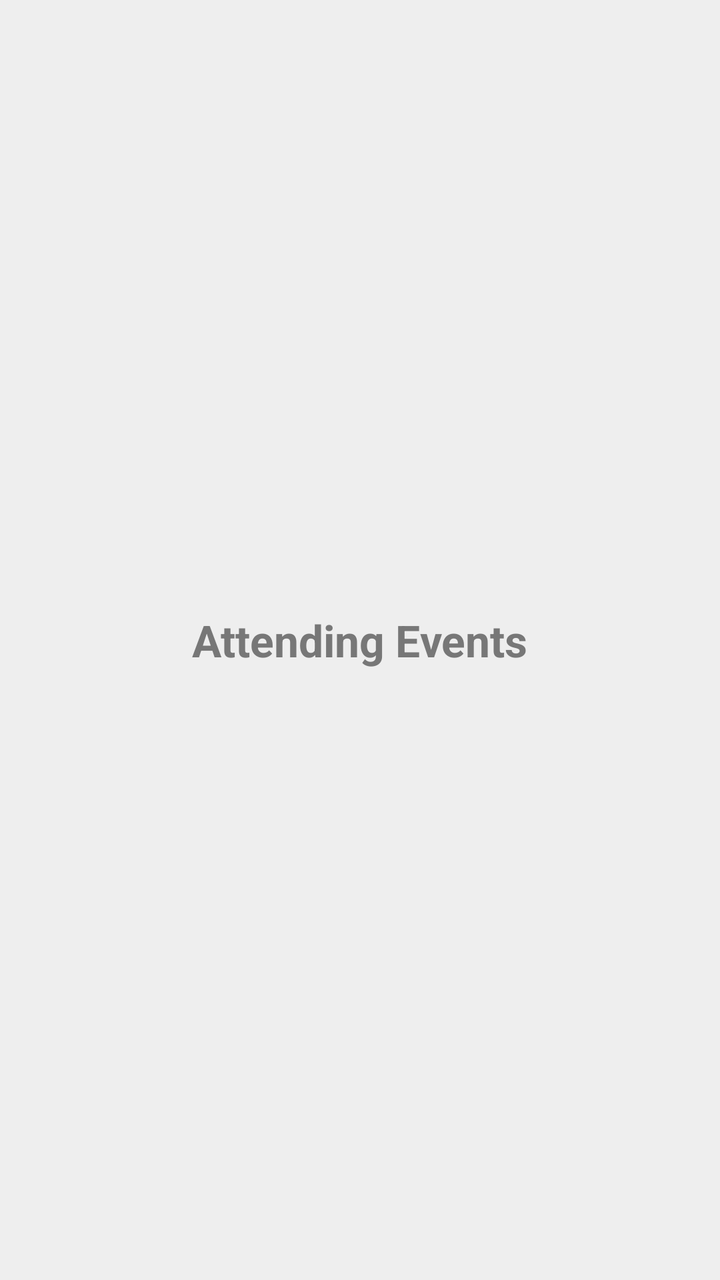
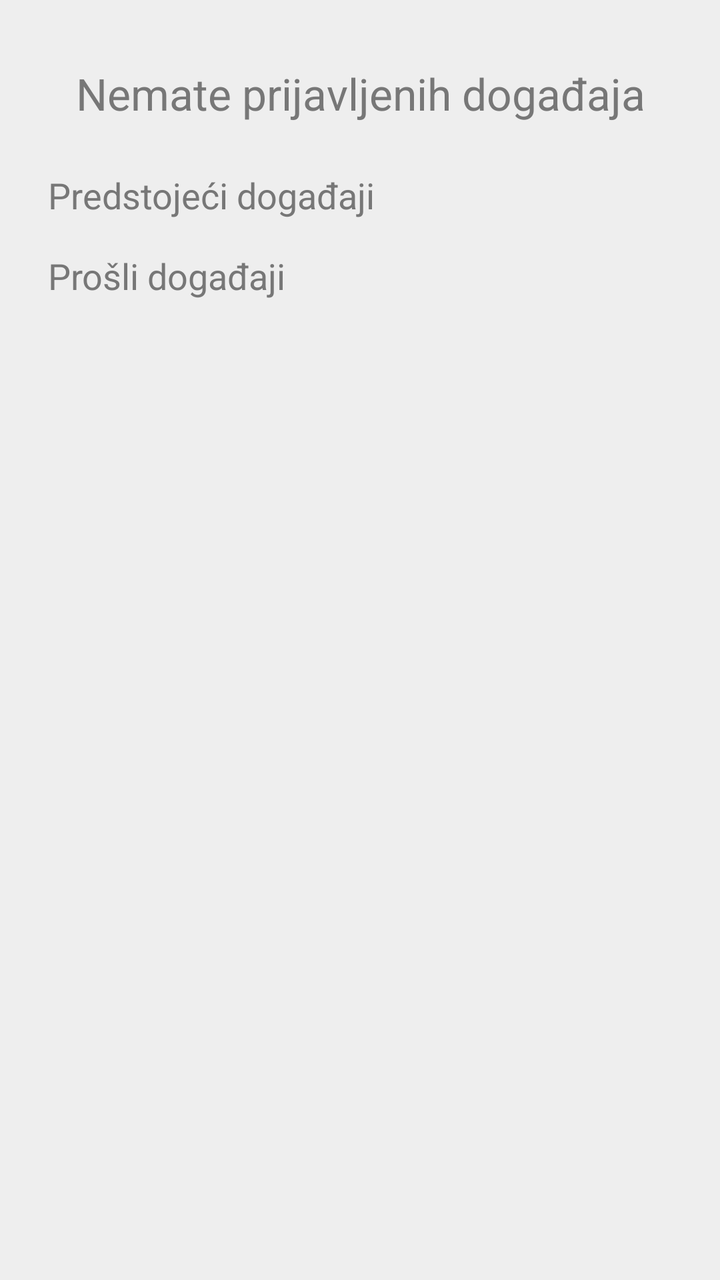

An Android layout rendered at two revisions. The XML below is the earlier revision; the diff shows what the commit changed to produce the second picture.
<!-- AndroidManifest.xml: application theme Theme.EventsApp -->
<!-- res/layout/activity_attending_events.xml -->
<?xml version="1.0" encoding="utf-8"?>
<LinearLayout xmlns:android="http://schemas.android.com/apk/res/android"
    android:layout_width="match_parent"
    android:layout_height="match_parent"
    android:orientation="vertical"
    android:background="@color/light_gray"
    android:gravity="center">

    <TextView
        android:layout_width="wrap_content"
        android:layout_height="wrap_content"
        android:text="@string/attending_events"
        android:textColor="@color/gray_text"
        android:textSize="22sp"
        android:textStyle="bold" />

</LinearLayout>
<!-- resources referenced by this layout -->
<resources>
  <color name="gray_text">#777777</color>
  <color name="light_gray">#EEEEEE</color>
  <string name="attending_events">Attending Events</string>
  <style name="Theme.EventsApp" parent="Theme.AppCompat.Light.DarkActionBar">
          
          <item name="colorPrimary">@color/purple_500</item>
          <item name="colorPrimaryDark">@color/purple_700</item>
          <item name="colorAccent">@color/teal_200</item>
          
      </style>
  <color name="purple_500">#FF6200EE</color>
  <color name="purple_700">#FF3700B3</color>
  <color name="teal_200">#FF03DAC5</color>
</resources>

<!-- the commit's change to res/layout/activity_attending_events.xml (unified diff, before → after) -->
@@ -1,17 +1,58 @@
 <?xml version="1.0" encoding="utf-8"?>
-<LinearLayout xmlns:android="http://schemas.android.com/apk/res/android"
+<ScrollView
+    xmlns:android="http://schemas.android.com/apk/res/android"
     android:layout_width="match_parent"
     android:layout_height="match_parent"
-    android:orientation="vertical"
     android:background="@color/light_gray"
-    android:gravity="center">
+    android:fillViewport="true">
 
-    <TextView
-        android:layout_width="wrap_content"
+    <LinearLayout
+        android:id="@+id/attendingRootLayout"
+        android:layout_width="match_parent"
         android:layout_height="wrap_content"
-        android:text="@string/attending_events"
-        android:textColor="@color/gray_text"
-        android:textSize="22sp"
-        android:textStyle="bold" />
+        android:orientation="vertical"
+        android:padding="16dp">
 
-</LinearLayout>
+        <TextView
+            android:id="@+id/tvNoAttendingEvents"
+            android:layout_width="match_parent"
+            android:layout_height="wrap_content"
+            android:text="@string/no_attending_events"
+            android:textColor="@color/gray_text"
+            android:textSize="22sp"
+            android:gravity="center"
+            android:padding="16dp" />
+
+        <TextView
+            android:id="@+id/tvUpcomingHeader"
+            android:layout_width="match_parent"
+            android:layout_height="wrap_content"
+            android:text="@string/upcoming_events"
+            android:textColor="@color/gray_text"
+            android:textSize="18sp"
+            android:padding="8dp" />
+
+        <LinearLayout
+            android:id="@+id/upcomingEventsLayout"
+            android:layout_width="match_parent"
+            android:layout_height="wrap_content"
+            android:orientation="vertical" />
+
+        <TextView
+            android:id="@+id/tvPastHeader"
+            android:layout_width="match_parent"
+            android:layout_height="wrap_content"
+            android:text="@string/past_events"
+            android:textColor="@color/gray_text"
+            android:textSize="18sp"
+            android:padding="8dp" />
+
+        <LinearLayout
+            android:id="@+id/pastEventsLayout"
+            android:layout_width="match_parent"
+            android:layout_height="wrap_content"
+            android:orientation="vertical" />
+
+    </LinearLayout>
+
+</ScrollView>
<!-- resource entries referenced after the edit -->
@@ -2,7 +2,9 @@
 <resources>
   <color name="gray_text">#777777</color>
   <color name="light_gray">#EEEEEE</color>
-  <string name="attending_events">Attending Events</string>
+  <string name="no_attending_events">Nemate prijavljenih događaja</string>
+  <string name="past_events">Prošli događaji</string>
+  <string name="upcoming_events">Predstojeći događaji</string>
   <style name="Theme.EventsApp" parent="Theme.AppCompat.Light.DarkActionBar">
           
           <item name="colorPrimary">@color/purple_500</item>
